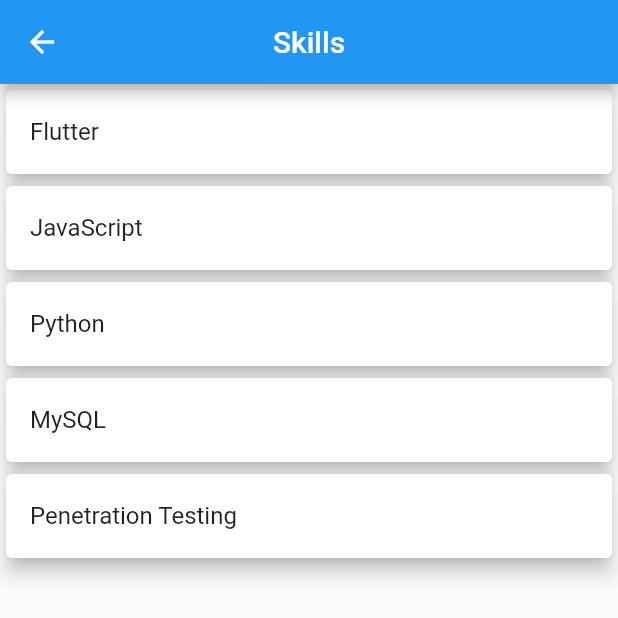
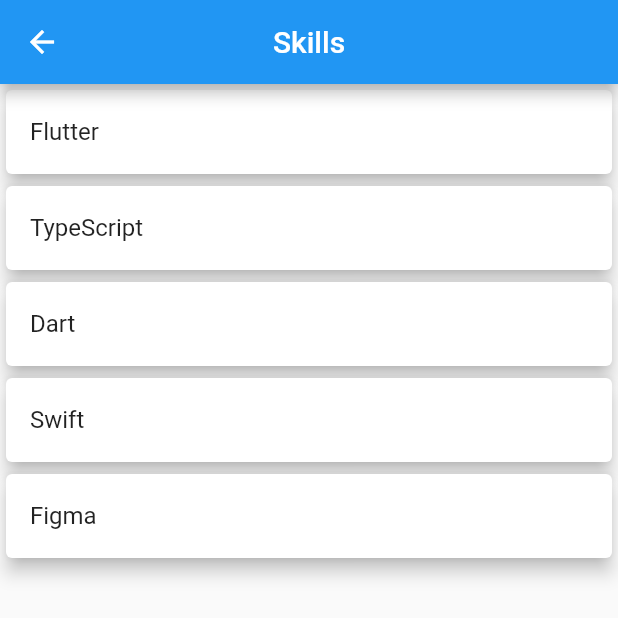
Before and after one commit to Edivri/portfolio_ui, a Flutter app: the SkillPage screen opened directly, on a phone screen of 412 x 824 dp, the top half of it. Run offline on Flutter 3.47's test engine with Material 2 defaults, Android fonts, the phone set to English and light mode, and no system bars; our stand-ins replace eva_icons_flutter.

Commit message:
Update skills.dart

```diff
--- a/lib/pages/skills/skills.dart
+++ b/lib/pages/skills/skills.dart
@@ -7,10 +7,10 @@ class SkillPage extends StatelessWidget {
   Widget build(BuildContext context) {
     final titles = [
       'Flutter',
-      'JavaScript',
-      'Python',
-      'MySQL',
-      'Penetration Testing'
+      'TypeScript',
+      'Dart',
+      'Swift',
+      'Figma'
     ];
     return Scaffold(
       appBar: AppBar(title: const Text("Skills"), centerTitle: true),
```
